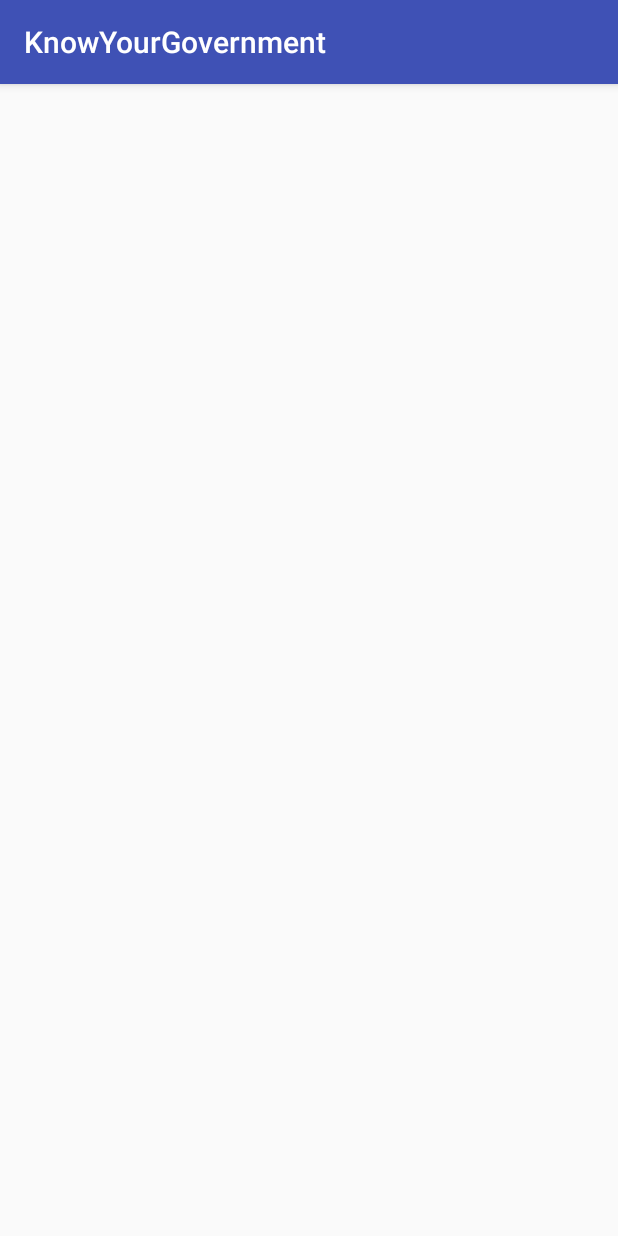
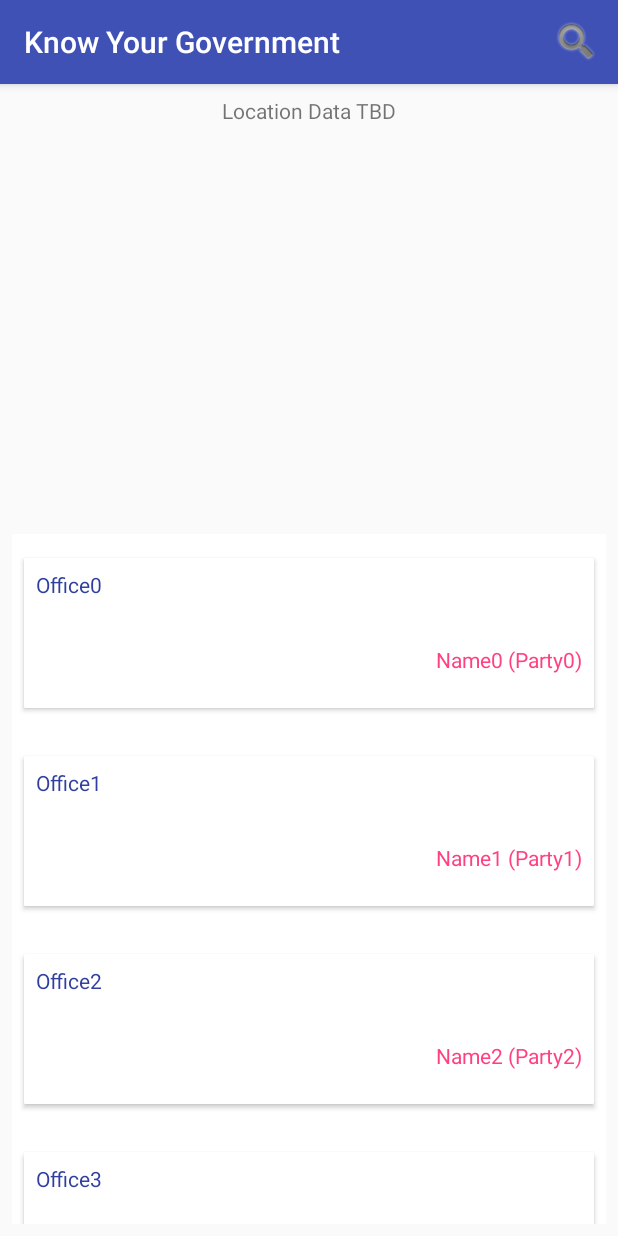
Before and after one commit to annalbenson/KnowYourGovernment, an Android app: the screen it shows after launch (MainActivity), on a phone screen of 412 x 824 dp. Run offline under Robolectric (Android 15) with nearby library versions, the phone set to English and light mode, and no system bars.

Commit message:
Up through search dialog

```diff
--- a/app/build.gradle
+++ b/app/build.gradle
@@ -26,4 +26,5 @@ dependencies {
     androidTestImplementation 'com.android.support.test:runner:1.0.1'
     androidTestImplementation 'com.android.support.test.espresso:espresso-core:3.0.1'
     implementation 'com.android.support:recyclerview-v7:26.1.0'
+    implementation 'com.android.support:cardview-v7:26.1.0'
 }
--- a/app/src/main/AndroidManifest.xml
+++ b/app/src/main/AndroidManifest.xml
@@ -5,7 +5,7 @@
     <application
         android:allowBackup="true"
         android:icon="@mipmap/ic_launcher"
-        android:label="@string/app_name"
+        android:label="@string/title_bar"
         android:roundIcon="@mipmap/ic_launcher_round"
         android:supportsRtl="true"
         android:theme="@style/AppTheme">
--- a/app/src/main/java/com/annabenson/knowyourgovernment/MainActivity.java
+++ b/app/src/main/java/com/annabenson/knowyourgovernment/MainActivity.java
@@ -1,12 +1,25 @@
 package com.annabenson.knowyourgovernment;
 
+import android.content.DialogInterface;
+import android.support.v7.app.AlertDialog;
 import android.support.v7.app.AppCompatActivity;
 import android.os.Bundle;
+import android.support.v7.widget.LinearLayoutManager;
 import android.support.v7.widget.RecyclerView;
+import android.text.InputType;
+import android.util.Log;
+import android.view.Gravity;
+import android.view.Menu;
+import android.view.MenuItem;
 import android.view.View;
+import android.widget.EditText;
+import android.widget.TextView;
+import android.widget.Toast;
 
 import java.util.ArrayList;
 import java.util.List;
+
+import static android.text.InputType.TYPE_TEXT_FLAG_CAP_CHARACTERS;
 
 public class MainActivity extends AppCompatActivity
         implements View.OnClickListener, View.OnLongClickListener {
@@ -24,18 +37,83 @@ public class MainActivity extends AppCompatActivity
         setContentView(R.layout.activity_main);
 
         recyclerView = findViewById(R.id.recycler);
+        officialAdapter = new OfficialAdapter(officalList, this);
         recyclerView.setAdapter(officialAdapter);
+        recyclerView.setLayoutManager(new LinearLayoutManager(this));
+
+
+        for( int i = 0; i < 5; i++){
+            Log.d(TAG, "onCreate: Creating dummy official " + i);
+            Official o = new Official("Name" + i, "Office" + i, "Party" + i);
+            officalList.add(o);
+        }
+
+        officialAdapter.notifyDataSetChanged();
 
     }
 
     @Override
     public void onClick(View v){
-
+        Toast.makeText(this, "Clicked", Toast.LENGTH_SHORT).show();
     }
     @Override
     public boolean onLongClick(View v){
+        Toast.makeText(this, "Long Clicked", Toast.LENGTH_SHORT).show();
         int pos = recyclerView.getChildLayoutPosition(v);
 
         return false;
     }
+
+    @Override
+    public boolean onCreateOptionsMenu(Menu menu){
+        getMenuInflater().inflate(R.menu.action_menu, menu);
+        return true;
+    }
+
+    @Override
+    public boolean onOptionsItemSelected(MenuItem item){
+        switch(item.getItemId()){
+            case R.id.location:
+                searchDialog();
+                return true;
+            default:
+                return super.onOptionsItemSelected(item);
+        }
+    }
+
+    public void searchDialog(){
+        AlertDialog.Builder builder = new AlertDialog.Builder(this);
+        Log.d(TAG, "searchDialog: started");
+        final EditText et = new EditText(this);
+        et.setInputType(InputType.TYPE_CLASS_TEXT );
+        et.setGravity(Gravity.CENTER_HORIZONTAL);
+
+        builder.setView(et);
+        //builder.setIcon(R.drawable.ic_launcher_background)
+
+        builder.setPositiveButton("OK", new DialogInterface.OnClickListener() {
+            @Override
+            public void onClick(DialogInterface dialogInterface, int i) {
+                String s = et.getText().toString();
+                TextView tv = findViewById(R.id.locationDisplay);
+                tv.setText("OK");
+                //Toast.makeText(mainActivity,"OK clicked", Toast.LENGTH_SHORT);
+                // do
+            }
+        });
+        builder.setNegativeButton("Cancel", new DialogInterface.OnClickListener() {
+            @Override
+            public void onClick(DialogInterface dialogInterface, int i) {
+                //Toast.makeText(mainActivity,"Cancel clicked", Toast.LENGTH_SHORT);
+                TextView tv = findViewById(R.id.locationDisplay);
+                tv.setText("CANCEL");
+
+            }
+        });
+
+        builder.setMessage("Enter a City, State, or Zip Code:");
+
+        AlertDialog dialog = builder.create();
+        dialog.show();
+    }
 }
--- a/app/src/main/java/com/annabenson/knowyourgovernment/Official.java
+++ b/app/src/main/java/com/annabenson/knowyourgovernment/Official.java
@@ -13,13 +13,13 @@ public class Official {
 
     // Note: Defaults with be "No Data Provided"
 
-    // from offices section: 6/16 pdf
+    // In Recycler View Entry
     private String name;
     private String office;
-    // from officials section: 7/16 pdf
-    private String address;
     private String party;
 
+    // In Official Detail Activity
+    private String address;
     private String [] phones;
     private String [] urls;
     private String [] emails;
@@ -27,16 +27,20 @@ public class Official {
     private String photoUrl;
     private String [] channels; // social media type and id
 
-    public Official(String name, String office, String address, String party, String[] phones, String[] urls, String[] emails, String photoUrl, String[] channels) {
+    public Official(String name, String office, String party, String address, String[] phones, String[] urls, String[] emails, String photoUrl, String[] channels) {
         this.name = name;
         this.office = office;
+        this.party = party;
         this.address = address;
-        this.party = party;
         this.phones = phones;
         this.urls = urls;
         this.emails = emails;
         this.photoUrl = photoUrl;
         this.channels = channels;
+    }
+
+    public  Official(String name, String office, String party){
+            setName(name); setOffice(office); setParty(party);
     }
 
     public String getName() {
--- a/app/src/main/java/com/annabenson/knowyourgovernment/OfficialAdapter.java
+++ b/app/src/main/java/com/annabenson/knowyourgovernment/OfficialAdapter.java
@@ -1,5 +1,6 @@
 package com.annabenson.knowyourgovernment;
 
+import android.support.v7.widget.CardView;
 import android.support.v7.widget.RecyclerView;
 import android.util.Log;
 import android.view.LayoutInflater;
@@ -17,6 +18,7 @@ public class OfficialAdapter extends RecyclerView.Adapter<OfficialViewHolder> {
     public static final String TAG = "OfficialAdapter";
     private List<Official> officialList;
     private MainActivity mainActivity;
+
 
     public OfficialAdapter(List<Official> offList, MainActivity ma){
         this.officialList = offList;
@@ -39,8 +41,8 @@ public class OfficialAdapter extends RecyclerView.Adapter<OfficialViewHolder> {
     @Override
     public void onBindViewHolder(OfficialViewHolder holder, int position){
         Official official = officialList.get(position);
-        holder.name.setText(official.getName());
-
+        holder.name.setText(String.format("%s (%s)",official.getName(),official.getParty()));
+        holder.office.setText(official.getOffice());
     }
 
     @Override
--- a/app/src/main/java/com/annabenson/knowyourgovernment/OfficialViewHolder.java
+++ b/app/src/main/java/com/annabenson/knowyourgovernment/OfficialViewHolder.java
@@ -1,8 +1,11 @@
 package com.annabenson.knowyourgovernment;
 
+import android.support.v7.widget.CardView;
 import android.support.v7.widget.RecyclerView;
 import android.view.View;
 import android.widget.TextView;
+
+import org.w3c.dom.Text;
 
 /**
  * Created by Anna on 3/19/2018.
@@ -10,12 +13,18 @@ import android.widget.TextView;
 
 public class OfficialViewHolder extends RecyclerView.ViewHolder {
 
-    public TextView name;
+    public TextView office;
+    public TextView name; // party also displayed
+    private CardView cv;
 
     public OfficialViewHolder(View view){
         super(view);
+        cv = view.findViewById(R.id.cardView);
+        office = view.findViewById(R.id.officeID);
         name = view.findViewById(R.id.nameID);
+
+        cv.setPreventCornerOverlap(false);
+        cv.setRadius(1f);
     }
 
-    // will need more fields but is start 3/19
 }
--- a/app/src/main/res/layout/activity_main.xml
+++ b/app/src/main/res/layout/activity_main.xml
@@ -4,11 +4,34 @@
     xmlns:tools="http://schemas.android.com/tools"
     android:layout_width="match_parent"
     android:layout_height="match_parent"
+
     tools:context="com.annabenson.knowyourgovernment.MainActivity">
 
     <android.support.v7.widget.RecyclerView
         android:id="@+id/recycler"
         android:layout_width="match_parent"
-        android:layout_height="match_parent" />
+        android:layout_height="460dp"
+        android:layout_marginBottom="8dp"
+        android:layout_marginEnd="8dp"
+        android:layout_marginStart="8dp"
+        app:layout_constraintBottom_toBottomOf="parent"
+        app:layout_constraintEnd_toEndOf="parent"
+        app:layout_constraintStart_toStartOf="parent" />
+
+    <TextView
+        android:id="@+id/locationDisplay"
+        android:layout_width="0dp"
+        android:layout_height="0dp"
+        android:layout_marginBottom="8dp"
+        android:layout_marginEnd="8dp"
+        android:layout_marginStart="8dp"
+        android:layout_marginTop="8dp"
+        android:text="Location Data TBD"
+        android:textAlignment="center"
+        app:layout_constraintBottom_toTopOf="@+id/recycler"
+        app:layout_constraintEnd_toEndOf="parent"
+        app:layout_constraintStart_toStartOf="parent"
+        app:layout_constraintTop_toTopOf="parent"
+        tools:text="location zip goes here" />
 
 </android.support.constraint.ConstraintLayout>
--- a/app/src/main/res/layout/official_list_row.xml
+++ b/app/src/main/res/layout/official_list_row.xml
@@ -5,86 +5,70 @@
     android:layout_width="match_parent"
     android:layout_height="wrap_content"
 
-    android:background="#000000"
+    android:background="#ffffff"
     android:clickable="true"
     android:focusable="true"
     android:orientation="vertical"
     android:paddingBottom="8dp"
     android:paddingTop="8dp">
 
-    <TextView
-        android:id="@+id/priceID"
-        android:layout_width="0dp"
-        android:layout_height="wrap_content"
-        android:layout_marginEnd="8dp"
-        android:layout_marginTop="8dp"
-        android:fontFamily="sans-serif"
-        android:textAlignment="center"
-        android:textColor="@android:color/holo_green_light"
-        android:textSize="18sp"
-        app:layout_constraintEnd_toStartOf="@+id/guideline"
-        app:layout_constraintStart_toStartOf="@+id/guideline2"
-        app:layout_constraintTop_toTopOf="parent"
-        tools:text="stock price" />
-
-    <TextView
-        android:id="@+id/changeID"
-        android:layout_width="0dp"
-        android:layout_height="wrap_content"
-        android:layout_marginEnd="8dp"
-        android:layout_marginTop="8dp"
-        android:textAlignment="textEnd"
-        android:textColor="@android:color/holo_green_light"
-        android:textSize="18sp"
-        app:layout_constraintEnd_toEndOf="parent"
-        app:layout_constraintStart_toStartOf="@+id/guideline"
-        app:layout_constraintTop_toTopOf="parent"
-        tools:text="change and percentage" />
-
-    <android.support.constraint.Guideline
-        android:id="@+id/guideline2"
-        android:layout_width="wrap_content"
-        android:layout_height="wrap_content"
-        android:orientation="vertical"
-        app:layout_constraintGuide_percent="0.32" />
-
-    <TextView
-        android:id="@+id/symbolID"
-        android:layout_width="0dp"
-        android:layout_height="wrap_content"
+    <android.support.v7.widget.CardView
+        android:id="@+id/cardView"
+        android:layout_width="fill_parent"
+        android:layout_height="100dp"
+        android:layout_marginBottom="8dp"
         android:layout_marginEnd="8dp"
         android:layout_marginStart="8dp"
         android:layout_marginTop="8dp"
-        android:textColor="@android:color/holo_green_light"
-        android:textSize="20sp"
-        android:textStyle="bold"
-        app:layout_constraintEnd_toStartOf="@+id/guideline2"
+        app:layout_constraintBottom_toBottomOf="parent"
+        app:layout_constraintEnd_toEndOf="parent"
         app:layout_constraintStart_toStartOf="parent"
         app:layout_constraintTop_toTopOf="parent"
-        tools:text="stock symbol" />
+        >
+
+
+        <android.support.constraint.ConstraintLayout
+            android:layout_width="match_parent"
+            android:layout_height="match_parent">
+
+            <TextView
+                android:id="@+id/nameID"
+                android:layout_width="0dp"
+                android:layout_height="0dp"
+                android:layout_marginBottom="8dp"
+                android:layout_marginEnd="8dp"
+                android:layout_marginStart="8dp"
+                android:layout_marginTop="8dp"
+                android:text="TextView"
+                android:textAlignment="textEnd"
+                android:textColor="@color/colorAccent"
+                app:layout_constraintBottom_toBottomOf="parent"
+                app:layout_constraintEnd_toEndOf="parent"
+                app:layout_constraintStart_toStartOf="parent"
+                app:layout_constraintTop_toTopOf="@+id/guideline" />
 
             <android.support.constraint.Guideline
                 android:id="@+id/guideline"
                 android:layout_width="wrap_content"
                 android:layout_height="wrap_content"
-        android:orientation="vertical"
-        app:layout_constraintGuide_percent="0.6" />
+                android:orientation="horizontal"
+                app:layout_constraintGuide_begin="50dp" />
 
             <TextView
-        android:id="@+id/nameID"
+                android:id="@+id/officeID"
                 android:layout_width="0dp"
-        android:layout_height="wrap_content"
+                android:layout_height="0dp"
                 android:layout_marginBottom="8dp"
                 android:layout_marginEnd="8dp"
                 android:layout_marginStart="8dp"
                 android:layout_marginTop="8dp"
-        android:textColor="@android:color/holo_green_light"
-        android:textSize="14sp"
-        android:textStyle="italic"
-        app:layout_constraintBottom_toBottomOf="parent"
-        app:layout_constraintEnd_toStartOf="@+id/guideline"
+                android:text="TextView"
+                android:textColor="@color/colorPrimaryDark"
+                app:layout_constraintBottom_toTopOf="@+id/guideline"
+                app:layout_constraintEnd_toEndOf="parent"
                 app:layout_constraintStart_toStartOf="parent"
-        app:layout_constraintTop_toBottomOf="@+id/symbolID"
-        tools:text="company name" />
+                app:layout_constraintTop_toTopOf="parent" />
+        </android.support.constraint.ConstraintLayout>
+    </android.support.v7.widget.CardView>
 
 </android.support.constraint.ConstraintLayout>
--- /dev/null
+++ b/app/src/main/res/menu/action_menu.xml
@@ -0,0 +1,10 @@
+<?xml version="1.0" encoding="utf-8"?>
+<menu xmlns:app="http://schemas.android.com/apk/res-auto"
+    xmlns:android="http://schemas.android.com/apk/res/android">
+
+    <item
+        android:id="@+id/location"
+        android:icon="@android:drawable/ic_search_category_default"
+        android:title="Item"
+        app:showAsAction="always" />
+</menu>
--- a/app/src/main/res/values/strings.xml
+++ b/app/src/main/res/values/strings.xml
@@ -1,3 +1,4 @@
 <resources>
     <string name="app_name">KnowYourGovernment</string>
+    <string name="title_bar">Know Your Government</string>
 </resources>
```
Also changed, not shown: app/src/main/java/com/annabenson/knowyourgovernment/AboutActivity.java (added, +8 -0 lines). Lines whose indentation alone changed are shown as unchanged.
